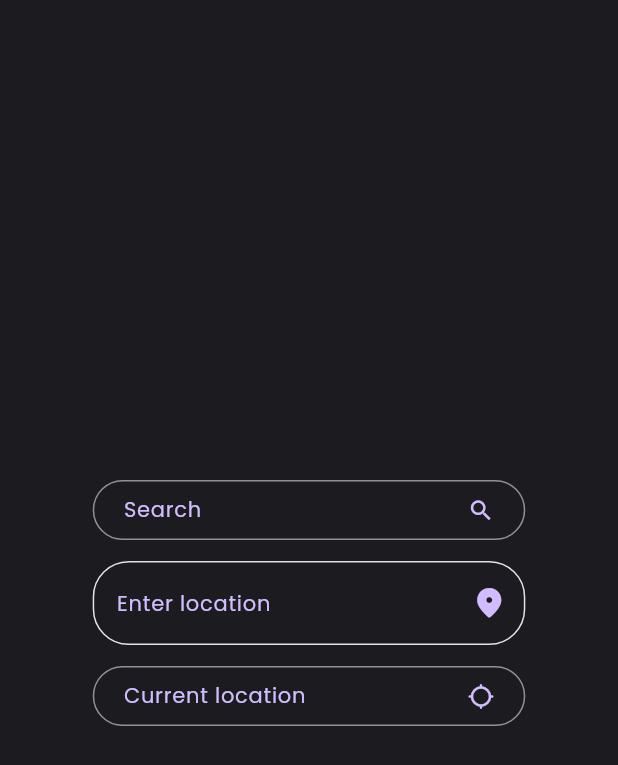
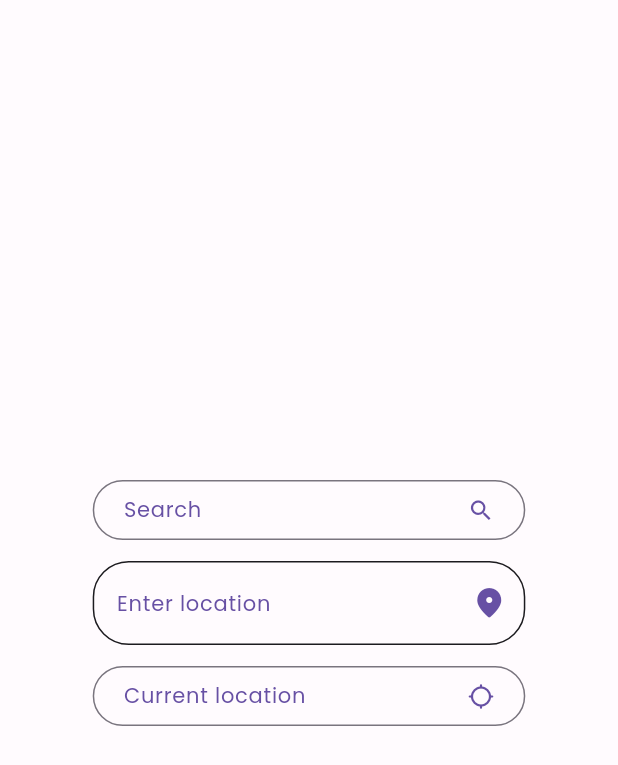
Before and after one commit to Krishanadave671/hostelp, a Flutter app: the SearchScreen screen opened by its route, on a phone screen of 412 x 824 dp. Shown: the top 765 px of the screen. Run offline on Flutter 3.47's test engine with Material 2 defaults, Android fonts, the light colour scheme and no system bars; our stand-ins replace carousel_slider, geocoding, geolocator, routemaster.

Commit message:
refactor : code refactored

```diff
--- a/lib/details_screen.dart
+++ b/lib/details_screen.dart
@@ -6,7 +6,6 @@ import 'utils/widgets/rules_tile.dart';
 
 class DetailScreen extends StatefulWidget {
   const DetailScreen({super.key});
-
   @override
   State<DetailScreen> createState() => _DetailScreenState();
 }
--- a/lib/features/Hostel_list/hostel_list.dart
+++ b/lib/features/Hostel_list/hostel_list.dart
@@ -1,5 +1,6 @@
 import 'package:flutter/material.dart';
 import 'package:hostelp/features/search/utils.dart';
+import 'package:routemaster/routemaster.dart';
 
 class HostelList extends StatelessWidget {
   const HostelList({Key? key}) : super(key: key);
@@ -464,7 +465,9 @@ class ElevatedCardExample extends StatelessWidget {
         child: Padding(
       padding: const EdgeInsets.all(4.0),
       child: InkWell(
-        onTap: () {},
+        onTap: () {
+          Routemaster.of(context).push('/detail') ;
+        },
         child: Card(
             elevation: 5,
             child: SizedBox(
--- a/lib/features/search/screens/search_screen.dart
+++ b/lib/features/search/screens/search_screen.dart
@@ -5,6 +5,7 @@ import 'package:hostelp/features/search/utils.dart';
 // import 'package:hostelp/features/search/widgets/search_filter_button.dart';
 import 'package:geolocator/geolocator.dart';
 import 'package:geocoding/geocoding.dart';
+import 'package:routemaster/routemaster.dart';
 
 class SearchScreen extends StatefulWidget {
   const SearchScreen({super.key});
@@ -144,7 +145,9 @@ class _SearchScreenState extends State<SearchScreen> {
                               ),
                             ),
                             suffixIcon: IconButton(
-                                onPressed: () {},
+                                onPressed: () {
+                                  Routemaster.of(context).push('/hostellist');
+                                },
                                 icon: Icon(
                                   Icons.location_on_rounded,
                                   color: Theme.of(context).colorScheme.primary,
--- a/lib/main.dart
+++ b/lib/main.dart
@@ -15,7 +15,7 @@ class MainApp extends StatelessWidget {
     return MaterialApp.router(
       theme: theme,
       darkTheme: darktheme,
-      themeMode: ThemeMode.dark,
+      themeMode: ThemeMode.light,
       routerDelegate:
           RoutemasterDelegate(routesBuilder: (context) => loggedInRoute),
       routeInformationParser: const RoutemasterParser(),
--- a/lib/router.dart
+++ b/lib/router.dart
@@ -1,7 +1,7 @@
 import 'package:flutter/material.dart';
+import 'package:hostelp/details_screen.dart';
 import 'package:hostelp/features/Hostel_list/hostel_list.dart';
 import 'package:hostelp/features/auth/screens/login_screen.dart';
-import 'package:hostelp/features/home/screens/home_screen.dart';
 import 'package:hostelp/features/search/screens/search_screen.dart';
 import 'package:routemaster/routemaster.dart';
 
@@ -10,10 +10,8 @@ final loggedOutRoute = RouteMap(routes: {
 });
 
 final loggedInRoute = RouteMap(routes: {
-  '/': (_) => const MaterialPage(child: HomeScreen()),
+  '/': (_) => const MaterialPage(child: SearchScreen()),
   '/search': (_) => const MaterialPage(child: SearchScreen()),
+  '/detail': (_) => const MaterialPage(child: DetailScreen()),
+  '/hostellist' :(_) => const MaterialPage(child: HostelList())
 });
-
-final hostelRoute = RouteMap(routes: {
-  '/hostel': (_) => const MaterialPage(child: HostelList()),
-});
--- a/pubspec.yaml
+++ b/pubspec.yaml
@@ -9,6 +9,7 @@ environment:
 dependencies:
   cached_network_image: ^3.2.3
   carousel_slider: ^4.2.1
+  firebase_core: ^2.5.0
   flutter:
     sdk: flutter
   flutter_riverpod: ^2.1.3
```
Also changed, not shown: pubspec.lock, 1 other file.
